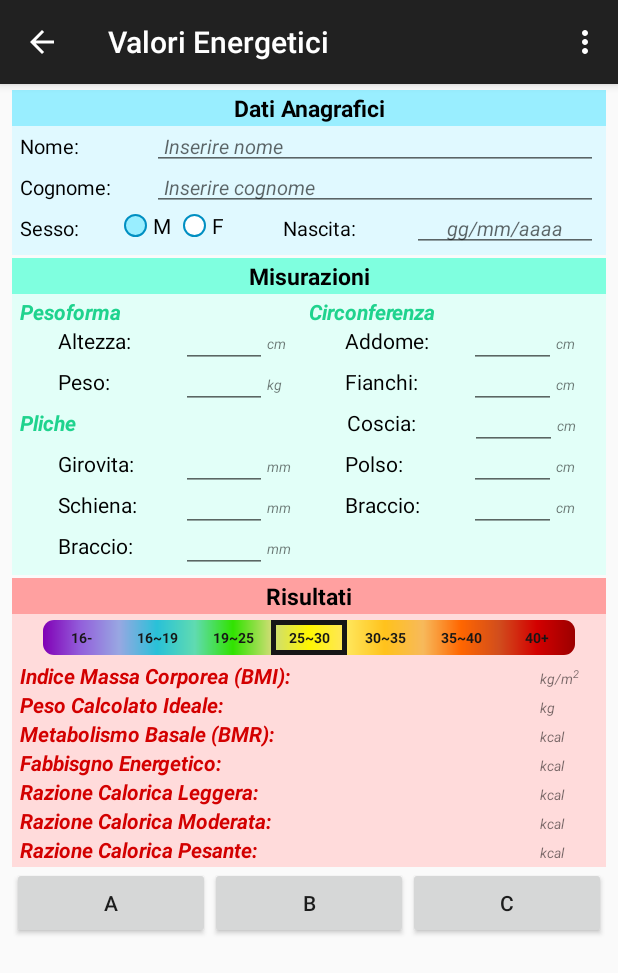
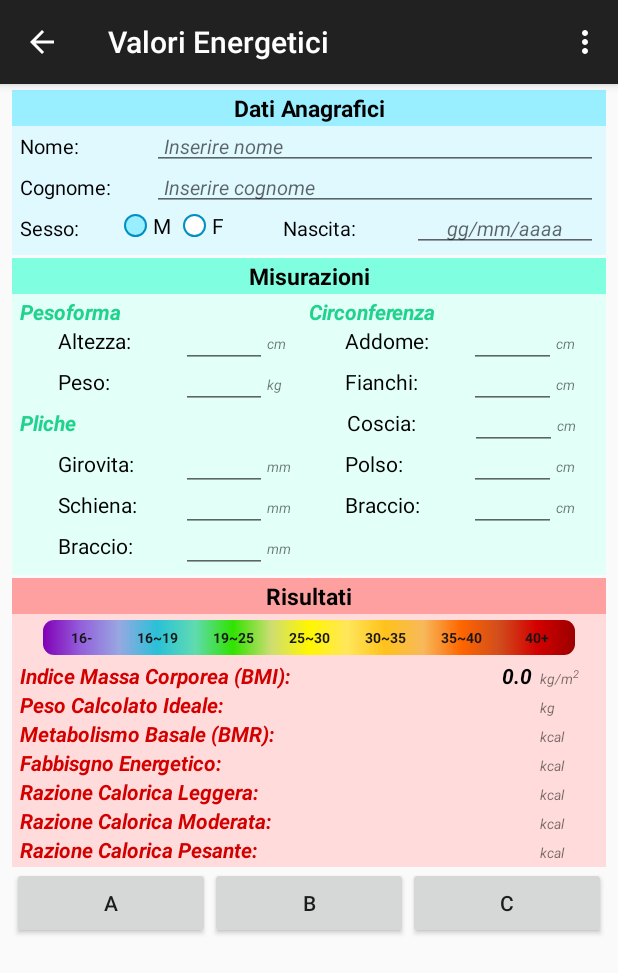
Before and after one commit to GLiccardo/IoNutrizionista, an Android app: the fragment FragmentCalcoloValoriEnergetici placed in its activity, in the options menu, after a tap on "Settings", on a phone screen of 412 x 824 dp. Shown: the top 973 px of the screen. Run offline under Robolectric (Android 15) with nearby library versions, the phone set to English and light mode, and no system bars.

Commit message:
Update 08/03: * Implmentato calcolo BMI * implementati controlli su altezza e peso * implementata selezione automatica bordo barra colorata

```diff
--- a/app/src/main/java/it/giuseppeliccardo/ionutrizionista/FragmentCalcoloValoriEnergetici.java
+++ b/app/src/main/java/it/giuseppeliccardo/ionutrizionista/FragmentCalcoloValoriEnergetici.java
@@ -10,15 +10,19 @@ import android.util.TypedValue;
 import android.view.LayoutInflater;
 import android.view.View;
 import android.view.ViewGroup;
+import android.widget.Button;
 import android.widget.DatePicker;
 import android.widget.EditText;
 import android.widget.RadioButton;
 import android.widget.TextView;
 import android.widget.Toast;
 
+import org.w3c.dom.Text;
+
 import java.text.SimpleDateFormat;
 import java.util.Calendar;
 import java.util.Locale;
+
 
 /**
  * Fragment per la gestione della "Funzionalità 1":
@@ -30,16 +34,50 @@ import java.util.Locale;
 public class FragmentCalcoloValoriEnergetici extends Fragment implements View.OnClickListener, View.OnFocusChangeListener {
 
     // TODO: Dichiarare qui tutti gli elementi grafici che saranno individuati nel metodo findViewsById
-    // TODO: Eliminare questi inseriti come esempio
-    private TextView mBordoCellaBarraColorata;
-    private EditText mNomeEditText, mCognomeEditText, mEtaEditText, mAltezzaEditText, mPesoEditText,
-            mPlicheGirovitaEditText, mPlicheSchienaEditText, mPlicheBraccioEditText,
-            mCirconferenzaAddomeEditText, mCirconferenzaFianchiEditText, mCirconferenzaCosciaEditText, mCirconferenzaPolsoEditText, mCirconferenzaBraccioEditText;
+    private TextView mBordoCellaBarraColorata,
+            mBmiTextView,
+            mPesoCalcolatoIdealeTextView,
+            mMetabolismoBasaleTextView,
+            mFabbisognoEnergeticoTextView,
+            mRazioneCaloricaLeggeraTextView,
+            mRazioneCaloricaModerataTextView,
+            mRazioneCaloricaPesanteTextView;
+
+    private EditText mNomeEditText,
+            mCognomeEditText,
+            mEtaEditText,
+            mAltezzaEditText,
+            mPesoEditText,
+            mPlicheGirovitaEditText,
+            mPlicheSchienaEditText,
+            mPlicheBraccioEditText,
+            mCirconferenzaAddomeEditText,
+            mCirconferenzaFianchiEditText,
+            mCirconferenzaCosciaEditText,
+            mCirconferenzaPolsoEditText,
+            mCirconferenzaBraccioEditText;
+
+    private Button mButtonCalcola;
+
     private DatePickerDialog mEtaPickerDialog;
     private SimpleDateFormat mDateFormatter;
 
+
+    // Esternalizzazione stringhe
+    private static final String TAG_INSERIRE_ALTEZZA_PESO           = "Inserire Altezza e Peso";
+    private static final String TAG_INSERIRE_ALTEZZA                = "Inserire Altezza";
+    private static final String TAG_INSERIRE_ALTEZZA_CORRETTA       = "Altezza non valida";
+    private static final String TAG_INSERIRE_PESO                   = "Inserire Peso";
+    private static final String TAG_INSERIRE_PESO_CORRETTO          = "Peso non valido";
+
+
+    /*
+        Costruttore
+     */
     public FragmentCalcoloValoriEnergetici() {
     }
+
+
 
     @Override
     public View onCreateView(LayoutInflater inflater, ViewGroup container,
@@ -52,11 +90,10 @@ public class FragmentCalcoloValoriEnergetici extends Fragment implements View.On
         //TextView kgm2 = (TextView) rootView.findViewById(R.id.text_view_kgm2);
         //kgm2.setText(Html.fromHtml("kg/m<sup><small>" + 2 + "</small></sup>"));
 
+        return rootView;
+    }
 
 
-
-        return rootView;
-    }
 
     @Override
     public void onActivityCreated(Bundle savedInstanceState) {
@@ -70,16 +107,20 @@ public class FragmentCalcoloValoriEnergetici extends Fragment implements View.On
         mostraDatePicker();
 
 
+        //create a variable that contain your button
+        mButtonCalcola.setOnClickListener(new View.OnClickListener(){
+            @Override
+            public void onClick(View view) {
+                float bmi = calcolaBMI();
+                float bmiArrotondato = (float) Math.round(bmi * 100) / 100;
+                mBmiTextView.setText(Float.toString(bmiArrotondato));
+                settaBordoBarraColorata(bmi);
+            }
+        });
+
+    }
 
 
-
-
-
-        // Aggiungere il bordo ad una delle TextView della barra colorata
-        GradientDrawable backgroundGradient = (GradientDrawable) mBordoCellaBarraColorata.getBackground();
-        backgroundGradient.setStroke(5, getResources().getColor(R.color.nero_chiaro));
-
-    }
 
     private void findViewsById() {
         // TODO: Inserire qui tutti i findViewById
@@ -102,12 +143,17 @@ public class FragmentCalcoloValoriEnergetici extends Fragment implements View.On
             mCirconferenzaPolsoEditText = (EditText) getView().findViewById(R.id.edit_text_circonferenza_polso);
 
             // Risultati
-            mBordoCellaBarraColorata = (TextView) getView().findViewById(R.id.barra_colorata_25_30);
+            mBmiTextView = (TextView) getView().findViewById(R.id.text_view_bmi);
+
+            // Buttons
+            mButtonCalcola = (Button) getView().findViewById((R.id.button3));
 
         } catch (NullPointerException exc) {
             exc.printStackTrace();
         }
     }
+
+
 
     private void paddingEditText() {
         // Calcolo il valore in pixel di 4dpi in relazione al tipo di dispositivo utilizzato
@@ -132,6 +178,7 @@ public class FragmentCalcoloValoriEnergetici extends Fragment implements View.On
         mCirconferenzaFianchiEditText.setPadding(valoreInPixelInt8Dp, 0, valoreInPixelInt8Dp, valoreInPixelInt4Dp);
         mCirconferenzaPolsoEditText.setPadding(valoreInPixelInt8Dp, 0, valoreInPixelInt8Dp, valoreInPixelInt4Dp);
     }
+
 
 
     private void mostraDatePicker() {
@@ -176,4 +223,61 @@ public class FragmentCalcoloValoriEnergetici extends Fragment implements View.On
         mEtaPickerDialog.show();
     }
 
+
+
+    private float calcolaBMI() {
+
+        float bmi = 0.0f;
+        if (mAltezzaEditText.getText().toString().equals("") && mPesoEditText.getText().toString().equals("")) {
+            Toast.makeText(getActivity(), TAG_INSERIRE_ALTEZZA_PESO , Toast.LENGTH_SHORT).show();
+        } else if (mPesoEditText.getText().toString().equals("")) {
+            Toast.makeText(getActivity(), TAG_INSERIRE_PESO, Toast.LENGTH_SHORT).show();
+        } else if (mAltezzaEditText.getText().toString().equals("")) {
+            Toast.makeText(getActivity(), TAG_INSERIRE_ALTEZZA, Toast.LENGTH_SHORT).show();
+        } else {
+            int altezzaCM = Integer.parseInt(mAltezzaEditText.getText().toString());
+            float altezzaM = (float) altezzaCM / 100;
+            float peso = Float.parseFloat(mPesoEditText.getText().toString());
+
+            if (altezzaCM < 80 || altezzaCM > 220) {
+                Toast.makeText(getActivity(), TAG_INSERIRE_ALTEZZA_CORRETTA, Toast.LENGTH_SHORT).show();
+            } else if (peso < 30 || peso > 250) {
+                Toast.makeText(getActivity(), TAG_INSERIRE_PESO_CORRETTO, Toast.LENGTH_SHORT).show();
+            } else {
+                return (float) ((1.3f * peso) / (Math.pow(altezzaM, 2.5f)));
+            }
+
+            //BigDecimal bmiNuovo = new BigDecimal(bmi);
+            //float bmiArrotondato = (float) Math.round(bmi * 100) / 100;
+            //Toast.makeText(getActivity(), "Altezza: " + altezzaM + "\nPeso: " + peso + "\nBMI Puro: " + bmi + "\nBMI arrotondato: " + bmiArrotondato, Toast.LENGTH_SHORT).show();
+        }
+
+        return bmi;
+    }
+
+    private void settaBordoBarraColorata(float bmi) {
+
+        // Aggiungere il bordo ad una delle TextView della barra colorata
+        if (bmi < 16f) {
+            mBordoCellaBarraColorata = (TextView) getView().findViewById(R.id.barra_colorata_16meno);
+        } else if (16f <= bmi && bmi < 19f) {
+            mBordoCellaBarraColorata = (TextView) getView().findViewById(R.id.barra_colorata_16_19);
+        } else if (19f <= bmi && bmi < 25f) {
+            mBordoCellaBarraColorata = (TextView) getView().findViewById(R.id.barra_colorata_19_25);
+        } else if (25f <= bmi && bmi < 30f) {
+            mBordoCellaBarraColorata = (TextView) getView().findViewById(R.id.barra_colorata_25_30);
+        } else if (30f <= bmi && bmi < 35f) {
+            mBordoCellaBarraColorata = (TextView) getView().findViewById(R.id.barra_colorata_30_35);
+        } else if (35f <= bmi && bmi < 40f) {
+            mBordoCellaBarraColorata = (TextView) getView().findViewById(R.id.barra_colorata_35_40);
+        } else if (40 <= bmi) {
+            mBordoCellaBarraColorata = (TextView) getView().findViewById(R.id.barra_colorata_40piu);
+        }
+        GradientDrawable backgroundGradient = (GradientDrawable) mBordoCellaBarraColorata.getBackground();
+        backgroundGradient.setStroke(0, getResources().getColor(R.color.nero_chiaro));
+
+        // TODO: Rimuovere vecchi bordi
+
+    }
+
 }
--- a/app/src/main/res/layout/fragment_funzionalita1.xml
+++ b/app/src/main/res/layout/fragment_funzionalita1.xml
@@ -793,27 +793,27 @@
 
             <Button
                 style="?android:attr/buttonStyleSmall"
+                android:id="@+id/button"
                 android:layout_height="wrap_content"
                 android:layout_width="0dp"
                 android:layout_weight="1"
-                android:text="A"
-                android:id="@+id/button" />
+                android:text="A" />
 
             <Button
                 style="?android:attr/buttonStyleSmall"
+                android:id="@+id/button2"
                 android:layout_height="wrap_content"
                 android:layout_width="0dp"
                 android:layout_weight="1"
-                android:text="B"
-                android:id="@+id/button2" />
+                android:text="B" />
 
             <Button
                 style="?android:attr/buttonStyleSmall"
+                android:id="@+id/button3"
                 android:layout_height="wrap_content"
                 android:layout_width="0dp"
                 android:layout_weight="1"
-                android:text="C"
-                android:id="@+id/button3" />
+                android:text="C" />
 
         </LinearLayout>
 
```
